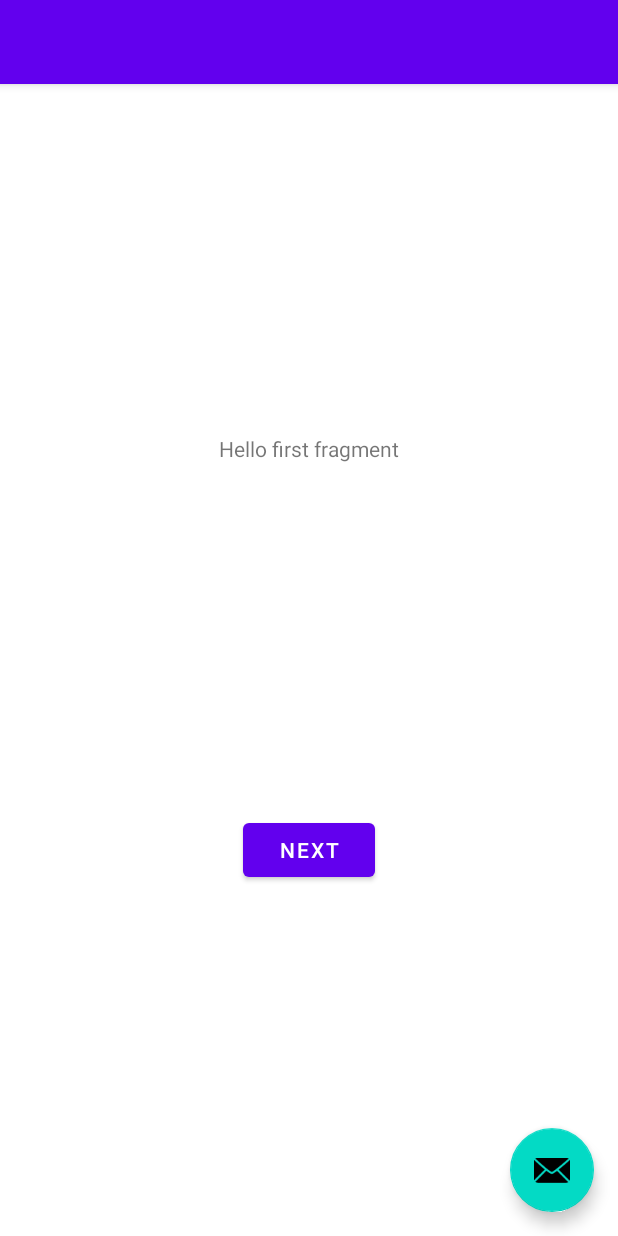
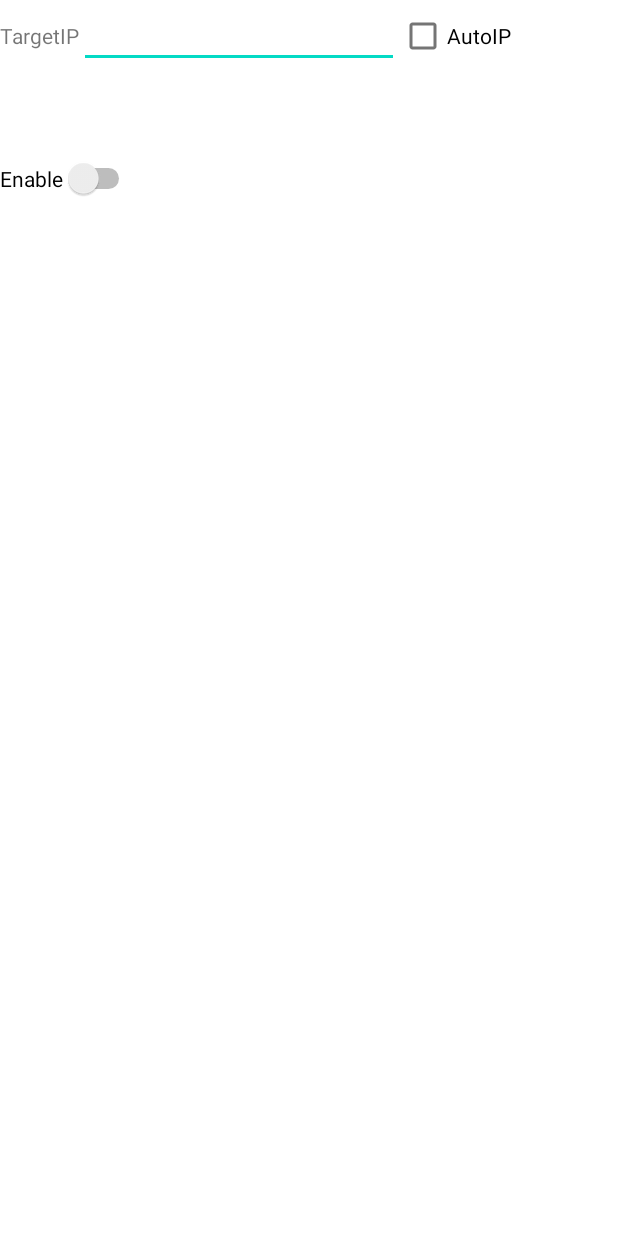
Before and after one commit to jianxin927/AndroidSensorShare, an Android app: the screen it shows after launch (MainActivity before the commit, NetSenderActivity after it), on a phone screen of 412 x 824 dp. Run offline under Robolectric (Android 15) with nearby library versions, the phone set to English and light mode, and no system bars.

```diff
--- /dev/null
+++ b/app/src/main/java/com/example/androidsensorshare/NetSenderActivity.java
@@ -0,0 +1,101 @@
+package com.example.androidsensorshare;
+
+import androidx.appcompat.app.AppCompatActivity;
+
+import android.content.Context;
+import android.hardware.Sensor;
+import android.os.Bundle;
+import android.os.Looper;
+import android.view.KeyEvent;
+import android.view.View;
+import android.widget.CheckBox;
+import android.widget.CompoundButton;
+import android.widget.EditText;
+import android.widget.Switch;
+import android.widget.TextView;
+import android.widget.Toast;
+
+import java.io.IOException;
+import java.net.DatagramPacket;
+import java.net.DatagramSocket;
+import java.net.InetAddress;
+import java.net.MulticastSocket;
+
+
+public class NetSenderActivity extends AppCompatActivity {
+
+    Context thisContext;
+    String targetip;
+    UDP_Broadcast udp = null;
+
+    private  class loopsend extends Thread {
+        SensorMonitor myMonitor = new SensorMonitor();
+        Context context;
+        public Boolean needstop = false;
+        public loopsend(Context _context){
+            context = _context;
+        }
+        @Override
+        public void run() {
+            super.run();
+            while(!needstop){
+                myMonitor.startMonitor(Sensor.TYPE_LIGHT,context);
+                //Toast.makeText(context, "value:" + String.valueOf(myMonitor.data()), Toast.LENGTH_SHORT).show();
+                udp.send("light_sensor:" + String.valueOf(myMonitor.data()));
+                try {
+                    Thread.sleep(1000*3);
+                } catch (InterruptedException e) {
+                    e.printStackTrace();
+                }
+            }
+            myMonitor.stopMonitor();
+        }
+    }
+    loopsend sender;
+    @Override
+    protected void onCreate(Bundle savedInstanceState) {
+        super.onCreate(savedInstanceState);
+        setContentView(R.layout.activity_net_sender);
+
+        thisContext = this;
+        udp = new UDP_Broadcast(thisContext, 51996);
+
+
+        Switch sw = findViewById(R.id.switch_enable);
+        sw.setOnCheckedChangeListener(new CompoundButton.OnCheckedChangeListener() {
+            @Override
+            public void onCheckedChanged(CompoundButton compoundButton, boolean b) {
+                if (b) {
+                    sender = new loopsend(thisContext);//auto destroy when complete
+                    sender.needstop = false;
+                    sender.start();
+                }else{
+                    sender.needstop = true;
+                }
+            }
+        });
+
+        EditText edit = findViewById(R.id.edit_targetip);
+        edit.setOnEditorActionListener(new TextView.OnEditorActionListener() {
+            @Override
+            public boolean onEditorAction(TextView textView, int i, KeyEvent keyEvent) {
+                targetip = String.valueOf(textView.getText());
+                if(targetip.matches("[0-9]{1,3}\\.[0-9]{1,3}\\.[0-9]{1,3}\\.[0-9]{1,3}$")) {
+                    udp.setip(targetip);
+                }else
+                    udp.setip("");
+                return false;
+            }
+        });
+
+        CheckBox ck = findViewById(R.id.checkBox_autoip);
+        ck.setOnCheckedChangeListener(new CompoundButton.OnCheckedChangeListener() {
+            @Override
+            public void onCheckedChanged(CompoundButton compoundButton, boolean b) {
+                udp.setautoip(b);
+            }
+        });
+
+
+    }
+}
--- a/app/src/main/java/com/example/androidsensorshare/myStartupReceiver.java
+++ b/app/src/main/java/com/example/androidsensorshare/myStartupReceiver.java
@@ -17,7 +17,7 @@ class myStartupReceiver extends BroadcastReceiver {
         Toast.makeText(context, intent.getAction(), Toast.LENGTH_LONG).show();
 
         if (intent.getAction().equals("android.intent.action.BOOT_COMPLETED")) {
-            Intent intentMainActivity = new Intent(context, MainActivity.class);
+            Intent intentMainActivity = new Intent(context, NetSenderActivity.class);
             intentMainActivity.addFlags(Intent.FLAG_ACTIVITY_NEW_TASK);
             context.startActivity(intentMainActivity);
             Toast.makeText(context, "Auto startup", Toast.LENGTH_LONG).show();
--- /dev/null
+++ b/app/src/main/res/layout/activity_net_sender.xml
@@ -0,0 +1,51 @@
+<?xml version="1.0" encoding="utf-8"?>
+<androidx.constraintlayout.widget.ConstraintLayout xmlns:android="http://schemas.android.com/apk/res/android"
+    xmlns:app="http://schemas.android.com/apk/res-auto"
+    xmlns:tools="http://schemas.android.com/tools"
+    android:layout_width="match_parent"
+    android:layout_height="match_parent"
+    tools:context=".NetSenderActivity">
+
+    <LinearLayout
+        android:layout_width="409dp"
+        android:layout_height="524dp"
+        android:orientation="vertical"
+        tools:layout_editor_absoluteX="1dp"
+        tools:layout_editor_absoluteY="206dp">
+
+        <LinearLayout
+            android:layout_width="409dp"
+            android:layout_height="105dp"
+            android:orientation="horizontal">
+
+            <TextView
+                android:id="@+id/textView"
+                android:layout_width="wrap_content"
+                android:layout_height="wrap_content"
+                android:text="TargetIP" />
+
+            <EditText
+                android:id="@+id/edit_targetip"
+                android:layout_width="wrap_content"
+                android:layout_height="wrap_content"
+                android:ems="10"
+                android:inputType="textPersonName"
+                android:text="" />
+
+            <CheckBox
+                android:id="@+id/checkBox_autoip"
+                android:layout_width="wrap_content"
+                android:layout_height="wrap_content"
+                android:layout_weight="1"
+                android:text="AutoIP" />
+        </LinearLayout>
+
+        <Switch
+            android:id="@+id/switch_enable"
+            android:layout_width="wrap_content"
+            android:layout_height="wrap_content"
+            android:text="Enable" />
+
+    </LinearLayout>
+
+</androidx.constraintlayout.widget.ConstraintLayout>
```
Also changed, not shown: app/src/main/AndroidManifest.xml (+8 -8 lines), app/src/main/java/com/example/androidsensorshare/MainActivity.java (+4 -5 lines), app/src/main/java/com/example/androidsensorshare/UDP_Broadcast.java (+39 -13 lines).
